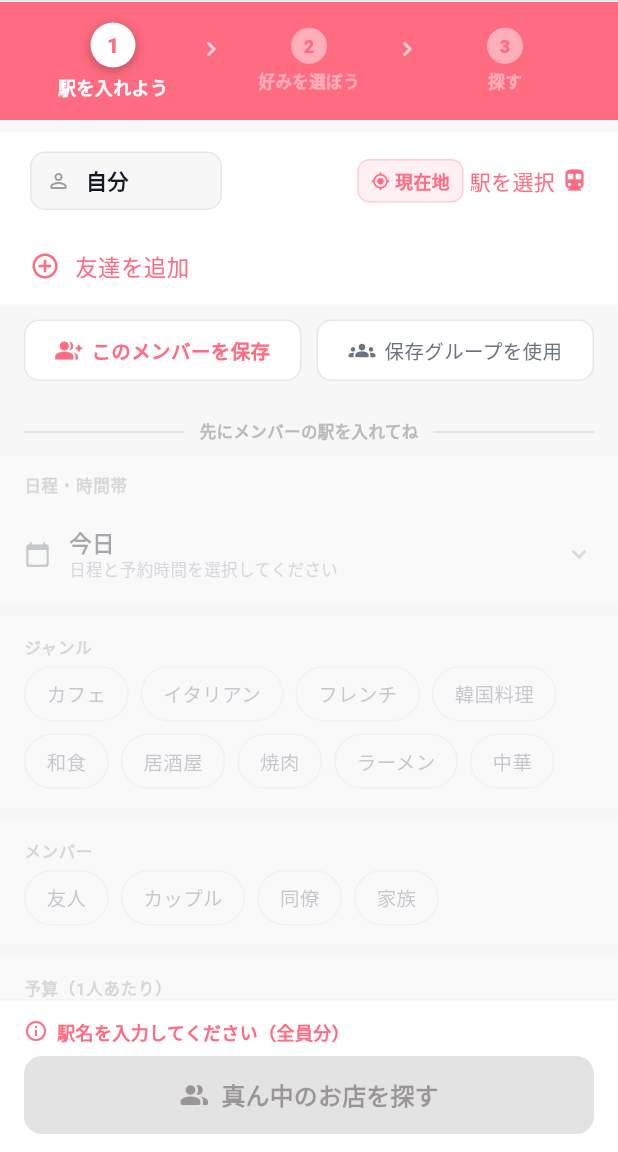
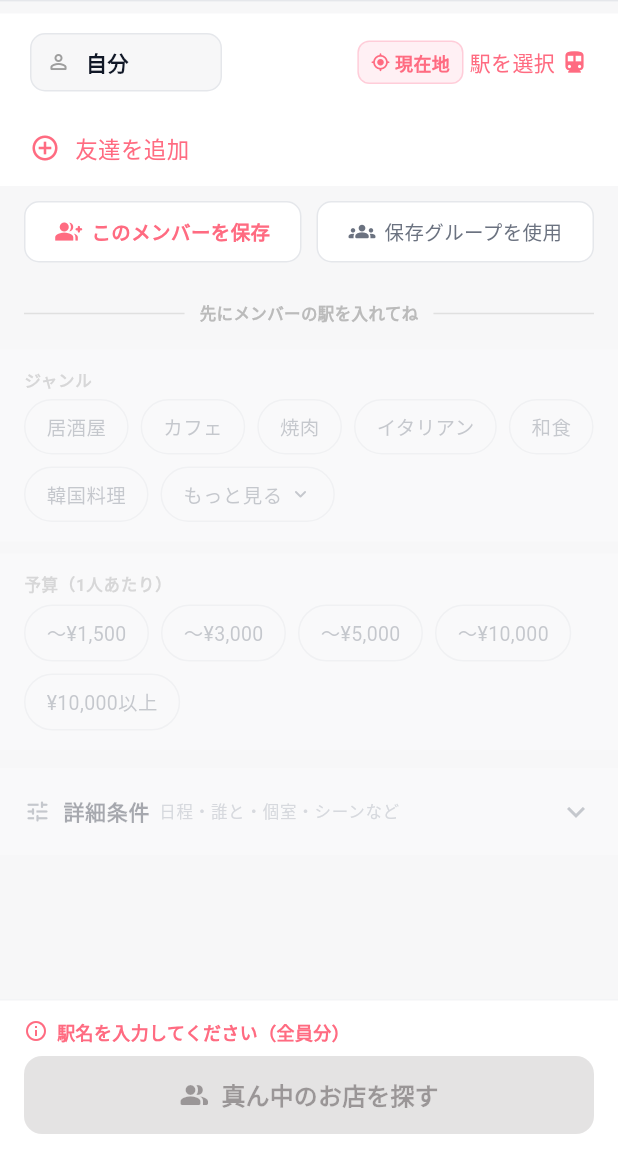
Before and after one commit to iwpbiksrlvt10490424-eng/mannaka, a Flutter app: the SearchScreen screen opened directly, after a tap on "現在地", on a phone screen of 412 x 824 dp, the part 84-1236 px from its top. Run offline on Flutter 3.47's test engine with Material 3 defaults, Android fonts, the phone set to English and light mode, and no system bars; our stand-ins replace app_links, cached_network_image, cloud_firestore, firebase_auth, firebase_core, flutter_map and 7 more; accounts and stored records are empty; generated files the repository leaves out were written again; network calls fail.

Commit message:
refactor(search): 探す画面を段階表示・チップ初期削減・選び方ラベル平易化
UX critique #3, #4, #5, #17 を反映:

1. 大きなピンクのステップバー（1 駅 / 2 好み / 3 探す）を撤去
   毎回出るとチュートリアル画面っぽく安っぽい。下部の小さい誘導で十分。

2. 詳細条件を ExpansionTile で折りたたみに移動
   初期表示: ジャンル / 予算 / [探すボタン]
   折りたたみ: 日程・時間 / 誰と行く / 集合場所の選び方 / こだわり / シーン
   「最初から完璧な条件を入れたいわけではない」原則に従い、まずは最小限で
   検索できる導線を残し、調整したい人は詳細条件を開く。

3. 集合場所の選び方ラベル平易化
   「まんなか重視 / 全員の移動時間が一番近くなる駅を選ぶ」
   →「移動時間を公平にする / 全員の移動時間差が小さい駅を選びます」
   「主要駅重視 / 乗換しやすい有名な駅の中からまんなかそうな場所を選ぶ」
   →「行きやすい駅を優先する / 乗換しやすい大きな駅から選びます」
   ユーザーが知りたいのはアルゴリズム説明ではなく、どちらを選べばいいか。

4. ジャンルチップ初期 6 個 + もっと見る、シーンチップ初期 4 個 + もっと見る
   選択肢が多すぎると判断コストが上がる（Hick's Law）。
   隠れた項目が選択中の場合は自動展開する。

5. 旧 _StepBadge / _StepArrow ウィジェットを削除（参照ゼロ）

Co-Authored-By: Claude Opus 4.7 (1M context) <noreply@anthropic.com>

```diff
--- a/lib/screens/search_screen.dart
+++ b/lib/screens/search_screen.dart
@@ -136,31 +136,9 @@ class _SearchScreenState extends ConsumerState<SearchScreen> {
       body: ListView(
         padding: EdgeInsets.zero,
         children: [
-          // ─── 使い方ガイド ─────────────────────────────────────
-          Builder(builder: (_) {
-            final located = state.participants.where((p) => p.hasLocation).length;
-            final hasCondition = state.groupRelation != null ||
-                state.restaurantCategories.isNotEmpty ||
-                state.occasion != Occasion.none ||
-                state.selectedDate != null ||
-                state.selectedMeetingTime != null;
-            // activeStep は 1〜3 の進捗。step n は activeStep >= n のとき光る。
-            // → ②が点灯するとき①も残ったまま、③が点灯するとき①②も残る。
-            final activeStep = hasCondition ? 3 : (located >= 2 ? 2 : 1);
-            return Container(
-              color: AppColors.primary,
-              padding: const EdgeInsets.fromLTRB(20, 14, 20, 14),
-              child: Row(
-                children: [
-                  _StepBadge('1', '駅を入れよう', isActive: activeStep >= 1),
-                  const _StepArrow(),
-                  _StepBadge('2', '好みを選ぼう', isActive: activeStep >= 2),
-                  const _StepArrow(),
-                  _StepBadge('3', '探す', isActive: activeStep >= 3),
-                ],
-              ),
-            );
-          }),
+          // 旧: 大きなピンクのステップバー（1 駅を入れよう / 2 好みを選ぼう / 3 探す）
+          // → UX critique を受けて撤去。チュートリアル画面っぽさを下げる。
+          // 駅未入力のときの誘導は「先にメンバーの駅を入れてね」（下方の小さい区切り）が担う。
 
           const SizedBox(height: 8),
 
@@ -327,7 +305,10 @@ class _SearchScreenState extends ConsumerState<SearchScreen> {
             ),
           if (located < 2) const SizedBox(height: 8),
 
-          // ─── 好みを選ぼう（ステップ2：駅が2人分入力されるまでロック） ────
+          // ─── 好みを選ぼう（駅が2人分入力されるまでロック）───────────────
+          // 初期表示は「お店の条件」（ジャンル / 予算）だけ。
+          // 日程・誰と・集合場所の選び方・こだわり・シーンは「詳細条件」として
+          // 折りたたみ。UX critique: 「最初から完璧な条件を入れたいわけではない」。
           IgnorePointer(
             ignoring: located < 2,
             child: AnimatedOpacity(
@@ -335,14 +316,68 @@ class _SearchScreenState extends ConsumerState<SearchScreen> {
               opacity: located >= 2 ? 1.0 : 0.35,
               child: Column(
                 children: [
-                  // ─── 日程・時間帯 ─────────────────────────────────────
+                  // ─── ご飯ジャンル（Primary 表示） ─────────────────────
+                  const SizedBox(height: 8),
+                  _FoodCategoryChips(
+                    selected: state.restaurantCategories,
+                    onSelect: (cat) => notifier.toggleRestaurantCategory(cat),
+                  ),
+
+                  // ─── 予算（Primary 表示） ────────────────────────────
+                  const SizedBox(height: 8),
+                  _BudgetChips(
+                    selected: state.maxBudget,
+                    onSelect: (budget) => notifier.setMaxBudget(
+                        budget == state.maxBudget ? 0 : budget),
+                  ),
+
+                  // ─── 詳細条件（折りたたみ） ───────────────────────────
+                  const SizedBox(height: 12),
+                  Theme(
+                    data: Theme.of(context).copyWith(
+                      dividerColor: Colors.transparent,
+                    ),
+                    child: ExpansionTile(
+                      tilePadding:
+                          const EdgeInsets.symmetric(horizontal: 16),
+                      childrenPadding: EdgeInsets.zero,
+                      backgroundColor: AppColors.surface,
+                      collapsedBackgroundColor: AppColors.surface,
+                      iconColor: AppColors.textSecondary,
+                      collapsedIconColor: AppColors.textSecondary,
+                      title: Row(
+                        children: [
+                          Icon(Icons.tune_rounded,
+                              size: 18, color: AppColors.textSecondary),
+                          const SizedBox(width: 8),
+                          const Text(
+                            '詳細条件',
+                            style: TextStyle(
+                              fontSize: 14,
+                              fontWeight: FontWeight.w700,
+                              color: AppColors.textPrimary,
+                            ),
+                          ),
+                          const SizedBox(width: 6),
+                          Text(
+                            '日程・誰と・個室・シーンなど',
+                            style: TextStyle(
+                              fontSize: 11,
+                              color: AppColors.textTertiary,
+                            ),
+                          ),
+                        ],
+                      ),
+                      children: [
+                        // ─── 日程・時間帯 ─────────────────────────────
                         Container(
                           color: AppColors.surface,
                           child: Column(
                             crossAxisAlignment: CrossAxisAlignment.start,
                             children: [
                               Padding(
-                          padding: const EdgeInsets.fromLTRB(16, 12, 16, 4),
+                                padding:
+                                    const EdgeInsets.fromLTRB(16, 8, 16, 4),
                                 child: Text(
                                   '日程・時間帯',
                                   style: TextStyle(
@@ -361,14 +396,7 @@ class _SearchScreenState extends ConsumerState<SearchScreen> {
                           ),
                         ),
 
-                  // ─── ご飯ジャンル ─────────────────────────────────────
-                  const SizedBox(height: 8),
-                  _FoodCategoryChips(
-                    selected: state.restaurantCategories,
-                    onSelect: (cat) => notifier.toggleRestaurantCategory(cat),
-                  ),
-
-                  // ─── 誰と行く？ ───────────────────────────────────────
+                        // ─── 誰と行く？ ───────────────────────────────
                         const SizedBox(height: 8),
                         _GroupRelationChips(
                           selected: state.groupRelation,
@@ -376,22 +404,14 @@ class _SearchScreenState extends ConsumerState<SearchScreen> {
                               notifier.setGroupRelation(relation),
                         ),
 
-                  // ─── 予算 ────────────────────────────────────────────
-                  const SizedBox(height: 8),
-                  _BudgetChips(
-                    selected: state.maxBudget,
-                    onSelect: (budget) => notifier.setMaxBudget(
-                        budget == state.maxBudget ? 0 : budget),
-                  ),
-
-                  // ─── 集合場所の選び方（真ん中重視 / 主要駅重視）───
+                        // ─── 集合場所の選び方 ─────────────────────────
                         const SizedBox(height: 8),
                         _MeetingPreferenceToggle(
                           preferMajor: state.preferMajorStations,
                           onChanged: notifier.setPreferMajorStations,
                         ),
 
-                  // ─── こだわり（個室・飲み放題）─────────────────────
+                        // ─── こだわり ────────────────────────────────
                         const SizedBox(height: 8),
                         _RequestToggles(
                           privateRoom: state.showPrivateRoom,
@@ -402,7 +422,7 @@ class _SearchScreenState extends ConsumerState<SearchScreen> {
                           onExcludeChainsChanged: notifier.setExcludeChains,
                         ),
 
-                  // ─── シーン選択 ───────────────────────────────────────
+                        // ─── シーン ──────────────────────────────────
                         const SizedBox(height: 8),
                         _OccasionChips(
                           selected: state.occasion,
@@ -410,6 +430,10 @@ class _SearchScreenState extends ConsumerState<SearchScreen> {
                             notifier.setOccasion(
                                 state.occasion == o ? Occasion.none : o);
                           },
+                        ),
+                        const SizedBox(height: 8),
+                      ],
+                    ),
                   ),
                 ],
               ),
@@ -1337,23 +1361,41 @@ class _DateTimeChip extends StatelessWidget {
   }
 }
 
-// ─── 女子会モードトグル ────────────────────────────────────────────────────────
-
-class _OccasionChips extends StatelessWidget {
+// ─── シーン選択チップ（初期 4 個 + もっと見る） ───────────────────────────────
+
+class _OccasionChips extends StatefulWidget {
   const _OccasionChips({required this.selected, required this.onSelect});
   final Occasion selected;
   final ValueChanged<Occasion> onSelect;
 
+  // UX critique: 初期表示の選択肢を絞って判断コストを下げる。
+  // 利用頻度の高そうな 4 個を先に出し、残りは「もっと見る」で展開。
+  // 既に選択済みのオプションが折りたたまれている場合は自動展開する。
   static const _options = [
     (Occasion.dinner, 'ごはん会'),
     (Occasion.drinking, '飲み会'),
     (Occasion.girlsNight, '女子会'),
+    (Occasion.lunch, 'ランチ'),
+    (Occasion.date, 'デート'),
     (Occasion.birthday, '誕生日'),
-    (Occasion.lunch, 'ランチ'),
     (Occasion.mixer, '合コン'),
     (Occasion.welcome, '歓迎会'),
-    (Occasion.date, 'デート'),
   ];
+  static const _initialCount = 4;
+
+  @override
+  State<_OccasionChips> createState() => _OccasionChipsState();
+}
+
+class _OccasionChipsState extends State<_OccasionChips> {
+  bool _expanded = false;
+
+  bool _isHiddenSelected() {
+    // 折りたたみ時に隠れている選択肢が「選択中」の場合は強制展開
+    final hidden =
+        _OccasionChips._options.skip(_OccasionChips._initialCount).map((e) => e.$1);
+    return hidden.contains(widget.selected);
+  }
 
   @override
   Widget build(BuildContext context) {
@@ -1378,14 +1420,22 @@ class _OccasionChips extends StatelessWidget {
           ),
           Padding(
             padding: const EdgeInsets.fromLTRB(16, 0, 16, 12),
-            child: Wrap(
+            child: Builder(builder: (_) {
+              final showAll = _expanded || _isHiddenSelected();
+              final visible = showAll
+                  ? _OccasionChips._options
+                  : _OccasionChips._options
+                      .take(_OccasionChips._initialCount)
+                      .toList();
+              return Wrap(
                 spacing: 8,
                 runSpacing: 8,
-              children: _options.map((opt) {
+                children: [
+                  ...visible.map((opt) {
                     final (occasion, label) = opt;
-                final isSelected = selected == occasion;
+                    final isSelected = widget.selected == occasion;
                     return GestureDetector(
-                  onTap: () => onSelect(occasion),
+                      onTap: () => widget.onSelect(occasion),
                       child: AnimatedContainer(
                         duration: const Duration(milliseconds: 150),
                         padding: const EdgeInsets.symmetric(
@@ -1416,8 +1466,39 @@ class _OccasionChips extends StatelessWidget {
                         ),
                       ),
                     );
-              }).toList(),
-            ),
+                  }),
+                  if (!showAll)
+                    GestureDetector(
+                      onTap: () => setState(() => _expanded = true),
+                      child: Container(
+                        padding: const EdgeInsets.symmetric(
+                            horizontal: 14, vertical: 8),
+                        decoration: BoxDecoration(
+                          borderRadius: BorderRadius.circular(20),
+                          border: Border.all(
+                              color: AppColors.divider, width: 1),
+                        ),
+                        child: Row(
+                          mainAxisSize: MainAxisSize.min,
+                          children: [
+                            const Text(
+                              'もっと見る',
+                              style: TextStyle(
+                                fontSize: 13,
+                                color: AppColors.textSecondary,
+                              ),
+                            ),
+                            const SizedBox(width: 4),
+                            Icon(Icons.expand_more_rounded,
+                                size: 16,
+                                color: AppColors.textSecondary),
+                          ],
+                        ),
+                      ),
+                    ),
+                ],
+              );
+            }),
           ),
           const SizedBox(height: 1, child: ColoredBox(color: Color(0xFFEEEEEE))),
         ],
@@ -1426,24 +1507,41 @@ class _OccasionChips extends StatelessWidget {
   }
 }
 
-// ─── ご飯ジャンルチップ ────────────────────────────────────────────────────────
-
-class _FoodCategoryChips extends StatelessWidget {
+// ─── ご飯ジャンルチップ（初期 6 個 + もっと見る） ──────────────────────────────
+
+class _FoodCategoryChips extends StatefulWidget {
   const _FoodCategoryChips({required this.selected, required this.onSelect});
   final Set<String> selected;
   final ValueChanged<String> onSelect;
 
+  // UX critique: 初期表示の選択肢を絞って判断コストを下げる。
+  // 利用頻度の高そうな 6 個を先に出し、残りは「もっと見る」で展開。
   static const _options = [
+    ('居酒屋', '居酒屋'),
     ('カフェ', 'カフェ'),
+    ('焼肉', '焼肉'),
     ('イタリアン', 'イタリアン'),
+    ('和食', '和食'),
+    ('韓国料理', '韓国料理'),
     ('フレンチ', 'フレンチ'),
-    ('韓国料理', '韓国料理'),
-    ('和食', '和食'),
-    ('居酒屋', '居酒屋'),
-    ('焼肉', '焼肉'),
     ('ラーメン', 'ラーメン'),
     ('中華', '中華'),
   ];
+  static const _initialCount = 6;
+
+  @override
+  State<_FoodCategoryChips> createState() => _FoodCategoryChipsState();
+}
+
+class _FoodCategoryChipsState extends State<_FoodCategoryChips> {
+  bool _expanded = false;
+
+  bool _isHiddenSelected() {
+    final hiddenKeys = _FoodCategoryChips._options
+        .skip(_FoodCategoryChips._initialCount)
+        .map((e) => e.$1);
+    return widget.selected.any(hiddenKeys.contains);
+  }
 
   @override
   Widget build(BuildContext context) {
@@ -1468,14 +1566,22 @@ class _FoodCategoryChips extends StatelessWidget {
           ),
           Padding(
             padding: const EdgeInsets.fromLTRB(16, 0, 16, 12),
-            child: Wrap(
+            child: Builder(builder: (_) {
+              final showAll = _expanded || _isHiddenSelected();
+              final visible = showAll
+                  ? _FoodCategoryChips._options
+                  : _FoodCategoryChips._options
+                      .take(_FoodCategoryChips._initialCount)
+                      .toList();
+              return Wrap(
                 spacing: 8,
                 runSpacing: 8,
-              children: _options.map((opt) {
+                children: [
+                  ...visible.map((opt) {
                     final (key, label) = opt;
-                final isSelected = selected.contains(key);
+                    final isSelected = widget.selected.contains(key);
                     return GestureDetector(
-                  onTap: () => onSelect(key),
+                      onTap: () => widget.onSelect(key),
                       child: AnimatedContainer(
                         duration: const Duration(milliseconds: 150),
                         padding: const EdgeInsets.symmetric(
@@ -1506,8 +1612,38 @@ class _FoodCategoryChips extends StatelessWidget {
                         ),
                       ),
                     );
-              }).toList(),
-            ),
+                  }),
+                  if (!showAll)
+                    GestureDetector(
+                      onTap: () => setState(() => _expanded = true),
+                      child: Container(
+                        padding: const EdgeInsets.symmetric(
+                            horizontal: 14, vertical: 8),
+                        decoration: BoxDecoration(
+                          borderRadius: BorderRadius.circular(20),
+                          border: Border.all(
+                              color: AppColors.divider, width: 1),
+                        ),
+                        child: Row(
+                          mainAxisSize: MainAxisSize.min,
+                          children: [
+                            const Text(
+                              'もっと見る',
+                              style: TextStyle(
+                                fontSize: 13,
+                                color: AppColors.textSecondary,
+                              ),
+                            ),
+                            const SizedBox(width: 4),
+                            Icon(Icons.expand_more_rounded,
+                                size: 16, color: AppColors.textSecondary),
+                          ],
+                        ),
+                      ),
+                    ),
+                ],
+              );
+            }),
           ),
           const SizedBox(height: 1, child: ColoredBox(color: Color(0xFFEEEEEE))),
         ],
@@ -1911,71 +2047,6 @@ class _TimeSlotSheetState extends State<_TimeSlotSheet> {
   }
 }
 
-// ─── ステップバッジ ────────────────────────────────────────────────────────────
-
-class _StepBadge extends StatelessWidget {
-  const _StepBadge(this.step, this.label, {this.isActive = false});
-  final String step;
-  final String label;
-  final bool isActive;
-
-  @override
-  Widget build(BuildContext context) {
-    return Expanded(
-      child: AnimatedOpacity(
-        duration: const Duration(milliseconds: 250),
-        opacity: isActive ? 1.0 : 0.45,
-        child: Column(
-          children: [
-            AnimatedContainer(
-              duration: const Duration(milliseconds: 250),
-              width: isActive ? 30 : 24,
-              height: isActive ? 30 : 24,
-              decoration: BoxDecoration(
-                color: Colors.white,
-                shape: BoxShape.circle,
-                boxShadow: isActive
-                    ? [BoxShadow(color: Colors.black26, blurRadius: 6, offset: Offset(0, 2))]
-                    : [],
-              ),
-              alignment: Alignment.center,
-              child: Text(
-                step,
-                style: TextStyle(
-                  fontSize: isActive ? 14 : 12,
-                  fontWeight: FontWeight.w800,
-                  color: AppColors.primary,
-                ),
-              ),
-            ),
-            const SizedBox(height: 4),
-            Text(
-              label,
-              style: TextStyle(
-                fontSize: isActive ? 12 : 11,
-                fontWeight: isActive ? FontWeight.w700 : FontWeight.w600,
-                color: Colors.white,
-              ),
-            ),
-          ],
-        ),
-      ),
-    );
-  }
-}
-
-class _StepArrow extends StatelessWidget {
-  const _StepArrow();
-
-  @override
-  Widget build(BuildContext context) {
-    return const Padding(
-      padding: EdgeInsets.only(bottom: 16),
-      child: Icon(Icons.chevron_right_rounded, color: Colors.white70, size: 20),
-    );
-  }
-}
-
 // ─── 使い方ガイド（初回のみ表示） ──────────────────────────────────────────────
 
 class _HowToSheet extends StatelessWidget {
@@ -2236,15 +2307,15 @@ class _MeetingPreferenceToggle extends StatelessWidget {
             child: Column(
               children: [
                 _segment(
-                  'まんなか重視',
-                  '全員の移動時間が一番近くなる駅を選ぶ',
+                  '移動時間を公平にする',
+                  '全員の移動時間差が小さい駅を選びます',
                   !preferMajor,
                   () => onChanged(false),
                 ),
                 const SizedBox(height: 8),
                 _segment(
-                  '主要駅重視',
-                  '乗換しやすい有名な駅の中からまんなかそうな場所を選ぶ',
+                  '行きやすい駅を優先する',
+                  '乗換しやすい大きな駅から選びます',
                   preferMajor,
                   () => onChanged(true),
                 ),
```
Lines whose indentation alone changed are shown as unchanged.
